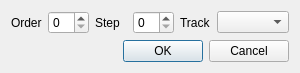
The window that BambooTracker/gui/go_to_dialog.ui (BambooTracker/BambooTracker) describes before a commit, drawn with Qt 5.
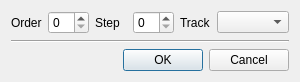
The same window after the commit.

Commit message: Improve several interfaces

```diff
--- a/BambooTracker/gui/go_to_dialog.ui
+++ b/BambooTracker/gui/go_to_dialog.ui
@@ -7,7 +7,7 @@
     <x>0</x>
     <y>0</y>
     <width>300</width>
-    <height>70</height>
+    <height>78</height>
    </rect>
   </property>
   <property name="windowTitle">
@@ -48,6 +48,13 @@
      </item>
     </layout>
    </item>
+   <item>
+    <widget class="Line" name="line">
+     <property name="orientation">
+      <enum>Qt::Horizontal</enum>
+     </property>
+    </widget>
+   </item>
    <item>
     <widget class="QDialogButtonBox" name="buttonBox">
      <property name="orientation">
```
The commit also changes 5 other files.
